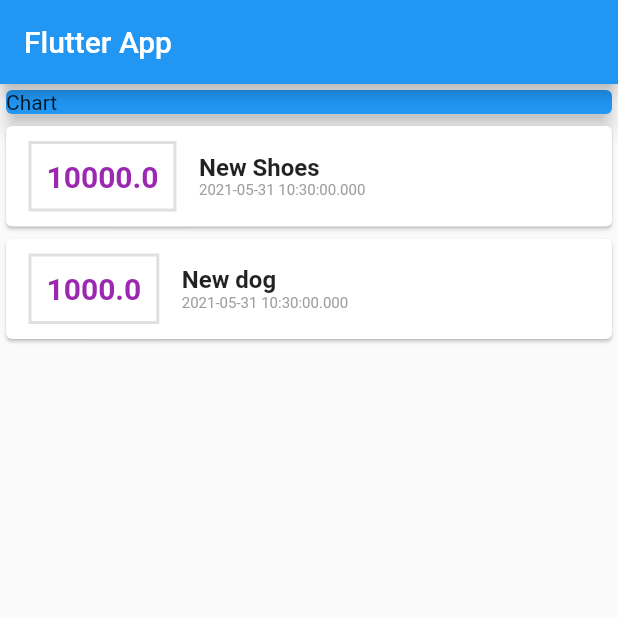
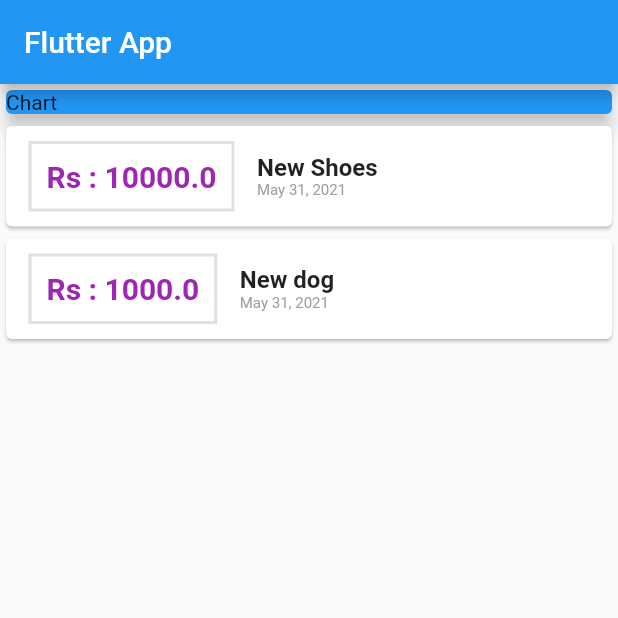
Before and after one commit to kshitizsaxena22/TRACKER, a Flutter app: the screen it shows after launch, on a phone screen of 412 x 824 dp, the top half of it. Run offline on Flutter 3.47's test engine with Material 2 defaults, Android fonts, the phone set to English and light mode, and no system bars.

Commit message:
Tryng commit

```diff
--- a/lib/main.dart
+++ b/lib/main.dart
@@ -1,6 +1,7 @@
 import 'package:expense_planner/transaction.dart';
 import 'package:flutter/material.dart';
 import './transaction.dart';
+import 'package:intl/intl.dart';
 
 void main() => runApp(MyApp());
 
@@ -64,7 +65,7 @@ class MyHomePage extends StatelessWidget {
                     ),
                     padding: EdgeInsets.all(10),
                     child: Text(
-                      tx.amount.toString(),
+                      'Rs : ${tx.amount}',
                       style: TextStyle(
                         fontWeight: FontWeight.bold,
                         fontSize: 20,
@@ -83,7 +84,7 @@ class MyHomePage extends StatelessWidget {
                         ),
                       ),
                       Text(
-                        tx.date.toString(),
+                        DateFormat.yMMMMd().format(tx.date),
                         style: TextStyle(color: Colors.grey, fontSize: 10),
                       ),
                     ],
--- a/pubspec.yaml
+++ b/pubspec.yaml
@@ -28,6 +28,7 @@ dependencies:
   # The following adds the Cupertino Icons font to your application.
   # Use with the CupertinoIcons class for iOS style icons.
   cupertino_icons: ^1.0.2
+  intl: ^0.17.0
 
 dev_dependencies:
   flutter_test:
```
Also changed, not shown: pubspec.lock.
